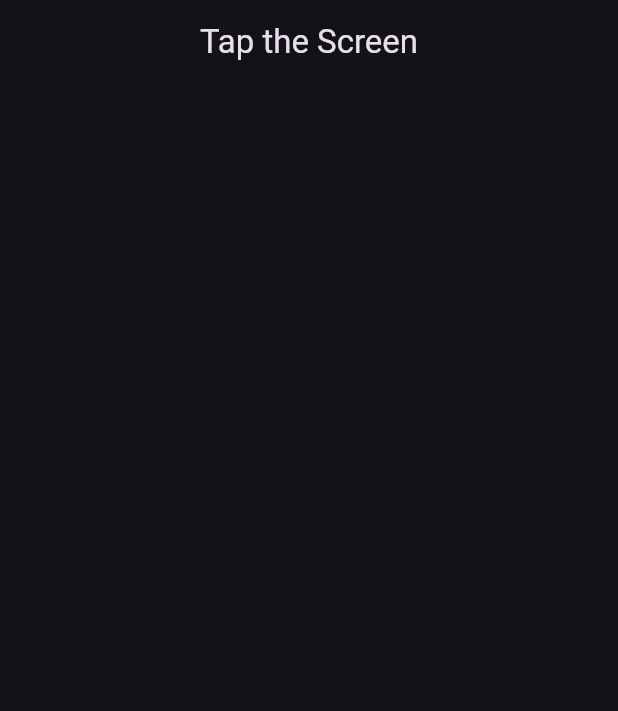
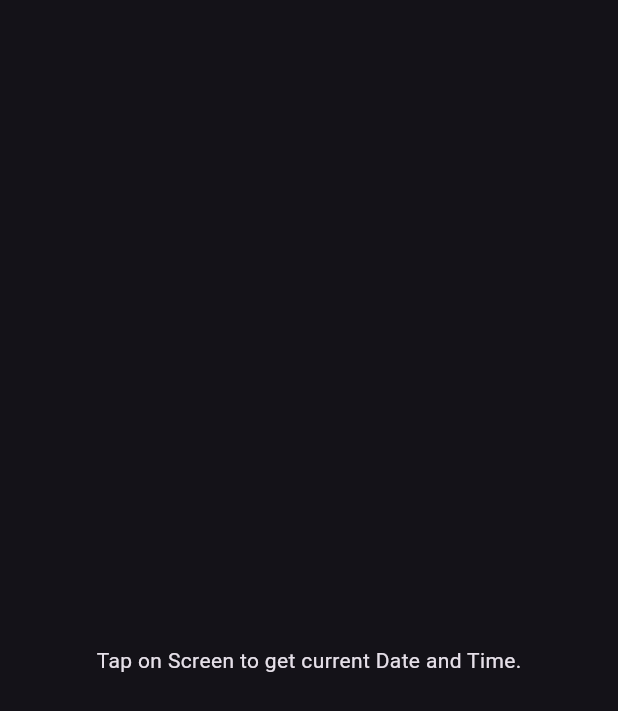
Before and after one commit to kaljitism/inherited_widget, a Flutter app: the screen it shows after launch, on a phone screen of 412 x 824 dp. Shown: the top 711 px of the screen. Run offline on Flutter 3.47's test engine with Material 3 defaults, Android fonts, the phone set to English and light mode, and no system bars.

Commit message:
Wrote API Provider Class and used it's reference throughout HomePage.

```diff
--- a/lib/api_provider.dart
+++ b/lib/api_provider.dart
@@ -16,4 +16,8 @@ class APIProvider extends InheritedWidget {
   bool updateShouldNotify(covariant APIProvider oldWidget) {
     return uuid != oldWidget.uuid;
   }
+
+  static APIProvider of(BuildContext context) {
+    return context.dependOnInheritedWidgetOfExactType<APIProvider>()!;
+  }
 }
--- /dev/null
+++ b/lib/datetime_widget.dart
@@ -0,0 +1,14 @@
+import 'package:flutter/material.dart';
+import 'package:inherited_widget/api_provider.dart';
+
+class DateTimeWidget extends StatelessWidget {
+  const DateTimeWidget({super.key});
+
+  @override
+  Widget build(BuildContext context) {
+    final api = APIProvider.of(context).api;
+    return Text(
+      api.dateAndTime ?? 'Tap on Screen to get current Date and Time.',
+    );
+  }
+}
--- a/lib/home_page.dart
+++ b/lib/home_page.dart
@@ -1,4 +1,6 @@
 import 'package:flutter/material.dart';
+import 'package:inherited_widget/api_provider.dart';
+import 'package:inherited_widget/datetime_widget.dart';
 
 class HomePage extends StatefulWidget {
   const HomePage({super.key});
@@ -9,22 +11,26 @@ class HomePage extends StatefulWidget {
 
 class _HomePageState extends State<HomePage> {
   String title = 'Tap the Screen';
+  ValueKey _key = const ValueKey<String?>(null);
 
   @override
   Widget build(BuildContext context) {
     return Scaffold(
       appBar: AppBar(
-        title: Text(title),
+        title: Text(APIProvider.of(context).api.dateAndTime ?? ""),
         centerTitle: true,
       ),
       body: GestureDetector(
-        onTap: () {
-          setState(() {
-            title = DateTime.now().toIso8601String();
-          });
-        },
-        child: Container(),
-      ),
+          onTap: () async {
+            final api = APIProvider.of(context).api;
+            final timeAndDate = await api.getDateAndTime();
+            setState(() {
+              _key = ValueKey(timeAndDate);
+            });
+          },
+          child: Center(
+            child: DateTimeWidget(key: _key),
+          )),
     );
   }
 }
--- a/lib/main.dart
+++ b/lib/main.dart
@@ -1,4 +1,6 @@
 import 'package:flutter/material.dart';
+import 'package:inherited_widget/api.dart';
+import 'package:inherited_widget/api_provider.dart';
 import 'package:inherited_widget/home_page.dart';
 
 void main() {
@@ -12,7 +14,10 @@ class MyApp extends StatelessWidget {
   Widget build(BuildContext context) {
     return MaterialApp(
       theme: ThemeData.dark(),
-      home: const HomePage(),
+      home: APIProvider(
+        api: API(),
+        child: const HomePage(),
+      ),
     );
   }
 }
```
